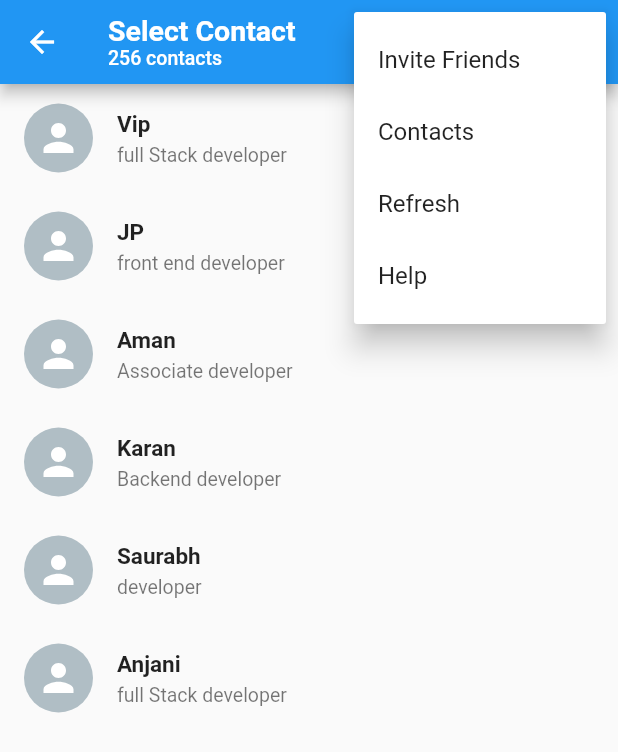
After one commit to Celesta01/Chat_App, a Flutter app: the SelectContact screen opened directly, after a tap on the "more vert" icon, on a phone screen of 412 x 824 dp. The commit adds this screen. Shown: the top 752 px of the screen. Run offline on Flutter 3.47's test engine with Material 2 defaults, Android fonts, the phone set to English and light mode, and no system bars; our stand-ins replace emoji_picker_flutter, flutter_svg.

Commit message:
Make all Contact Screen UI

```diff
--- /dev/null
+++ b/lib/CustomUI/ContactCard.dart
@@ -0,0 +1,37 @@
+import 'package:chat_app/Model/ChatModel.dart';
+import 'package:flutter/material.dart';
+import 'package:flutter_svg/flutter_svg.dart';
+
+class ContactCard extends StatelessWidget {
+  ContactCard({super.key, required this.contact});
+  final ChatModel contact;
+  @override
+  Widget build(BuildContext context) {
+    return InkWell(
+      onTap: () {},
+      child: ListTile(
+        leading: CircleAvatar(
+          radius: 23,
+          child: SvgPicture.asset(
+            'assets/icons/person.svg',
+            color: Colors.white,
+            height: 30,
+            width: 30,
+          ),
+          backgroundColor: Colors.blueGrey[200],
+        ),
+        title: Text(
+          contact.name,
+          style: TextStyle(
+            fontWeight: FontWeight.bold,
+            fontSize: 15,
+          ),
+        ),
+        subtitle: Text(
+          contact.status!,
+          style: TextStyle(fontSize: 13),
+        ),
+      ),
+    );
+  }
+}
--- a/lib/Model/ChatModel.dart
+++ b/lib/Model/ChatModel.dart
@@ -4,11 +4,13 @@ class ChatModel {
   bool isGroup;
   String time;
   String currentMessage;
+  String ?status;
   ChatModel({
     required this.name,
     required this.icon,
     required this.isGroup,
     required this.time,
     required this.currentMessage,
+     this.status,
   });
 }
--- /dev/null
+++ b/lib/Screens/SelectContact.dart
@@ -0,0 +1,121 @@
+import 'package:chat_app/CustomUI/ContactCard.dart';
+import 'package:chat_app/Model/ChatModel.dart';
+import 'package:flutter/material.dart';
+
+class SelectContact extends StatefulWidget {
+  const SelectContact({super.key});
+
+  @override
+  State<SelectContact> createState() => _SelectContactState();
+}
+
+class _SelectContactState extends State<SelectContact> {
+  @override
+  Widget build(BuildContext context) {
+    List<ChatModel> contacts = [
+      ChatModel(
+        currentMessage: '',
+        icon: '',
+        time: '',
+        isGroup: false,
+        name: 'Vip',
+        status: 'full Stack developer',
+      ),
+      ChatModel(
+        currentMessage: '',
+        icon: '',
+        time: '',
+        isGroup: false,
+        name: 'JP',
+        status: 'front end developer',
+      ),
+      ChatModel(
+        currentMessage: '',
+        icon: '',
+        time: '',
+        isGroup: false,
+        name: 'Aman',
+        status: 'Associate developer',
+      ),
+      ChatModel(
+        currentMessage: '',
+        icon: '',
+        time: '',
+        isGroup: false,
+        name: 'Karan',
+        status: 'Backend developer',
+      ),
+      ChatModel(
+        currentMessage: '',
+        icon: '',
+        time: '',
+        isGroup: false,
+        name: 'Saurabh',
+        status: 'developer',
+      ),
+      ChatModel(
+        currentMessage: '',
+        icon: '',
+        time: '',
+        isGroup: false,
+        name: 'Anjani',
+        status: 'full Stack developer',
+      )
+    ];
+    return Scaffold(
+        appBar: AppBar(
+            title: Column(
+              mainAxisAlignment: MainAxisAlignment.start,
+              crossAxisAlignment: CrossAxisAlignment.start,
+              children: [
+                Text(
+                  'Select Contact',
+                  style: TextStyle(fontSize: 19, fontWeight: FontWeight.bold),
+                ),
+                Text(
+                  '256 contacts',
+                  style: TextStyle(fontSize: 13),
+                )
+              ],
+            ),
+            actions: [
+              IconButton(
+                onPressed: () {},
+                icon: const Icon(
+                  Icons.search,
+                  size: 26,
+                ),
+              ),
+              PopupMenuButton<String>(
+                onSelected: (value) {
+                  print(value);
+                },
+                itemBuilder: (context) {
+                  return [
+                    const PopupMenuItem(
+                      child: Text('Invite Friends'),
+                      value: 'Invite Friends',
+                    ),
+                    const PopupMenuItem(
+                      child: Text('Contacts'),
+                      value: 'Contacts',
+                    ),
+                    const PopupMenuItem(
+                      child: Text('Refresh'),
+                      value: 'Refresh',
+                    ),
+                    const PopupMenuItem(
+                      child: Text('Help'),
+                      value: 'Help',
+                    ),
+                  ];
+                },
+              )
+            ]),
+        body: ListView.builder(
+            itemCount: contacts.length,
+            itemBuilder: (context, index) {
+              return ContactCard(contact: contacts[index]);
+            }));
+  }
+}
--- a/lib/pages/ChatPage.dart
+++ b/lib/pages/ChatPage.dart
@@ -1,5 +1,6 @@
 import 'package:chat_app/CustomUI/CustomCard.dart';
 import 'package:chat_app/Model/ChatModel.dart';
+import 'package:chat_app/Screens/SelectContact.dart';
 import 'package:flutter/material.dart';
 
 class ChatPage extends StatefulWidget {
@@ -58,7 +59,10 @@ class _ChatPageState extends State<ChatPage> {
   Widget build(BuildContext context) {
     return Scaffold(
       floatingActionButton: FloatingActionButton(
-        onPressed: () {},
+        onPressed: () {
+          Navigator.push(
+              context, MaterialPageRoute(builder: (_) => SelectContact()));
+        },
         child: const Icon(Icons.chat),
       ),
       body: ListView.builder(
```
Also changed, not shown: 1 other file.
